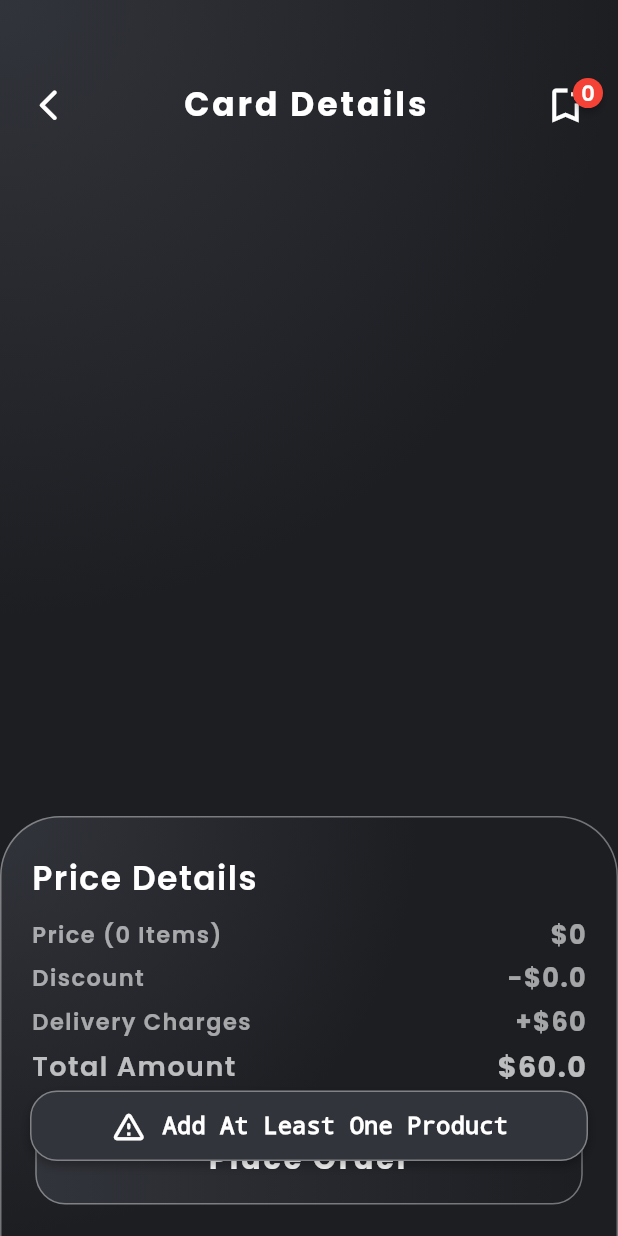
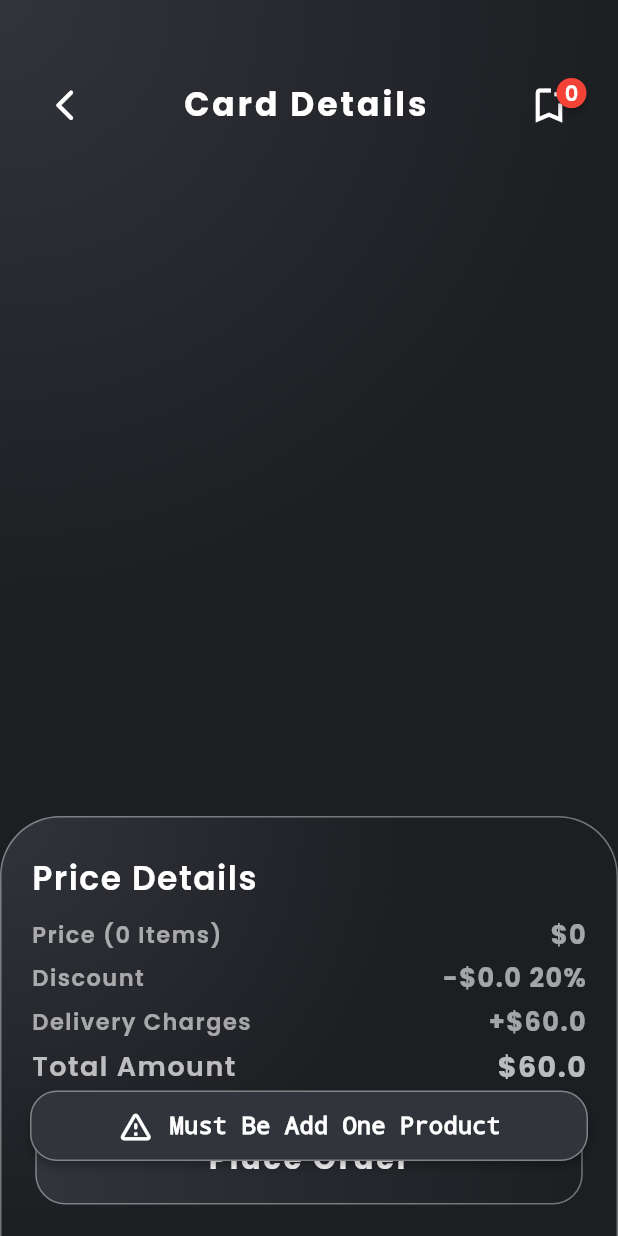
Before and after one commit to OmBharsakle/Ecommerce-App, a Flutter app: the Add_To_Card screen opened by its route, after a tap on "Place Order", on a phone screen of 412 x 824 dp. Run offline on Flutter 3.47's test engine with Material 3 defaults, Android fonts, the phone set to English and light mode, and no system bars; drawn by our look-alikes of badges; our stand-ins replace google_fonts.

Commit message:
22-04-2024

```diff
--- a/lib/home/components/product_list.dart
+++ b/lib/home/components/product_list.dart
@@ -70,3 +70,5 @@ List ProductData = [
 List AddToCard = [];
 List UnLikedList = List.generate(ProductData.length, (index) => false);
 List likedProductList = [];
+
+bool loginStatus=false;
--- a/lib/home/screen/add_to_card.dart
+++ b/lib/home/screen/add_to_card.dart
@@ -57,6 +57,7 @@ class _Add_To_CardState extends State<Add_To_Card> {
                         width: double.infinity,
                         height: 80,
                         color: Colors.transparent,
+                        padding: const EdgeInsets.symmetric(horizontal: 11),
                         child: Row(
                           mainAxisAlignment: MainAxisAlignment.spaceBetween,
                           children: [
@@ -205,7 +206,7 @@ class _Add_To_CardState extends State<Add_To_Card> {
                           ),
                         ),
                         Text(
-                          '-\$$discount',
+                          '-\$$discount 20%',
                           style: GoogleFonts.poppins(
                             textStyle: TextStyle(
                               fontWeight: FontWeight.w700,
@@ -235,7 +236,7 @@ class _Add_To_CardState extends State<Add_To_Card> {
                           ),
                         ),
                         Text(
-                          '+\$60',
+                          '+\$60.0',
                           style: GoogleFonts.poppins(
                             textStyle: TextStyle(
                               fontWeight: FontWeight.w700,
@@ -285,14 +286,31 @@ class _Add_To_CardState extends State<Add_To_Card> {
                       children: [
                         InkWell(
                           onTap: () {
-                            if (AddToCard.length > 0) {
-                              Navigator.of(context).pushNamed('/order');
-                            } else {
-                              showCustomToast(
-                                  context,
-                                  Icons.warning_amber_rounded,
-                                  'Add At Least One Product');
-                            }
+                            // if (AddToCard.length > 0) {
+                            //   Navigator.of(context).pushNamed('/order');
+                            // }
+                            // else {
+                            //   showCustomToast(
+                            //       context,
+                            //       Icons.warning_amber_rounded,
+                            //       'Add At Least One Product');
+                            // }
+                            if(loginStatus && AddToCard.length > 0)
+                              {
+                                Navigator.of(context).pushNamed('/order');
+                              }
+                            else if (loginStatus==false && AddToCard.length > 0)
+                              {
+                                Navigator.of(context).pushNamed('/login');
+                                showCustomToast(context,Icons.check_circle,'You Must Be Logged');
+                              }
+                            else
+                              {
+                                showCustomToast(
+                                    context,
+                                    Icons.warning_amber_rounded,
+                                    'Must Be Add One Product');
+                              }
                           },
                           child: Container(
                             width: 365,
--- a/lib/home/screen/user/login.dart
+++ b/lib/home/screen/user/login.dart
@@ -3,6 +3,7 @@ import 'package:ecommerce_app/home/screen/user/user_data.dart';
 import 'package:flutter/material.dart';
 import 'package:google_fonts/google_fonts.dart';
 
+import '../../components/product_list.dart';
 import '../extra.dart';
 import '../home_screen.dart';
 
@@ -124,7 +125,7 @@ class _LoginScreenState extends State<LoginScreen> {
                       else if(UserList[i]['user']!=User && UserList[i]['pass']!=pass)
                         {
                           showCustomToast(context, Icons.error_outline,
-                              '>Enter Valid Username/Password');
+                              'Enter Valid Username/Password');
                         }
                       else if(User == '' && pass == '')
                       {
@@ -156,6 +157,7 @@ class _LoginScreenState extends State<LoginScreen> {
                   if(check)
                     {
                       showCustomToast(context,Icons.check_circle,'Login Successfully!');
+                      loginStatus=true;
                       Navigator.of(context).pushReplacement(
                         MaterialPageRoute(
                           builder: (BuildContext context) => Home_Screen(),
@@ -213,6 +215,7 @@ class _LoginScreenState extends State<LoginScreen> {
               ),
               InkWell(
                 onTap: () {
+                  loginStatus=false;
                   Navigator.of(context).pushReplacement(
                     MaterialPageRoute(
                       builder: (BuildContext context) => Home_Screen(),
@@ -243,5 +246,4 @@ class _LoginScreenState extends State<LoginScreen> {
   }
 }
 
-
 bool _passwordVisible=true;
```
Also changed, not shown: lib/home/screen/home_screen.dart (+6 -16 lines), lib/home/screen/product_details.dart (+6 -1 lines), assets/image/06.png (added), assets/image/07.png (added), assets/image/08.png (added).
